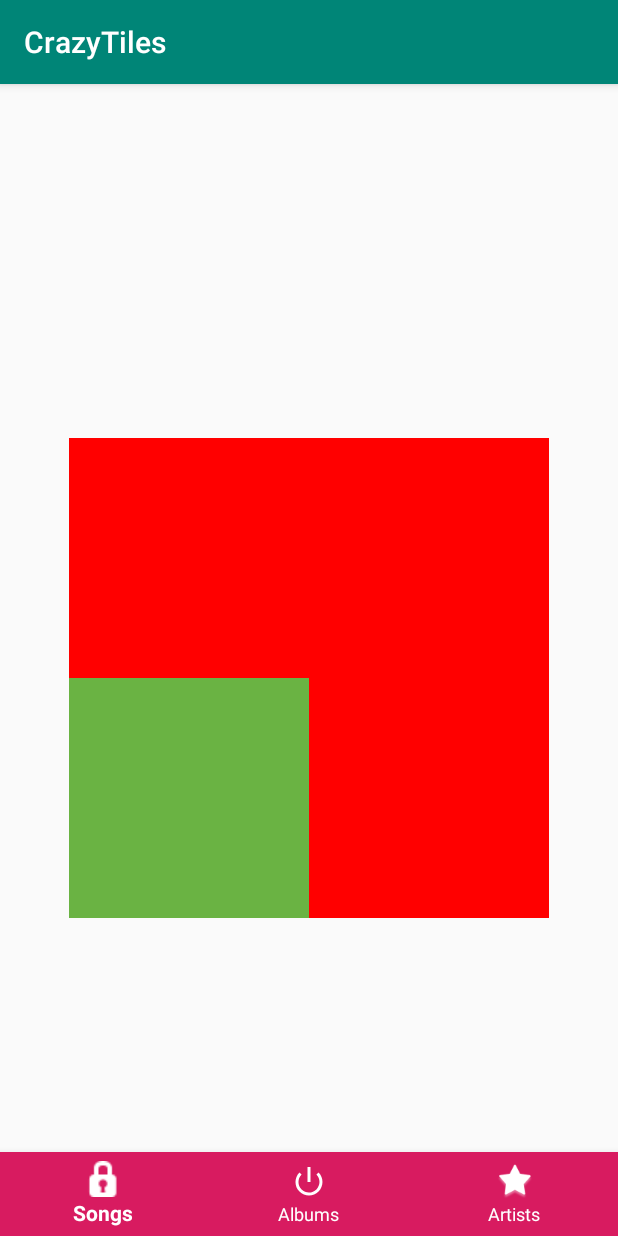
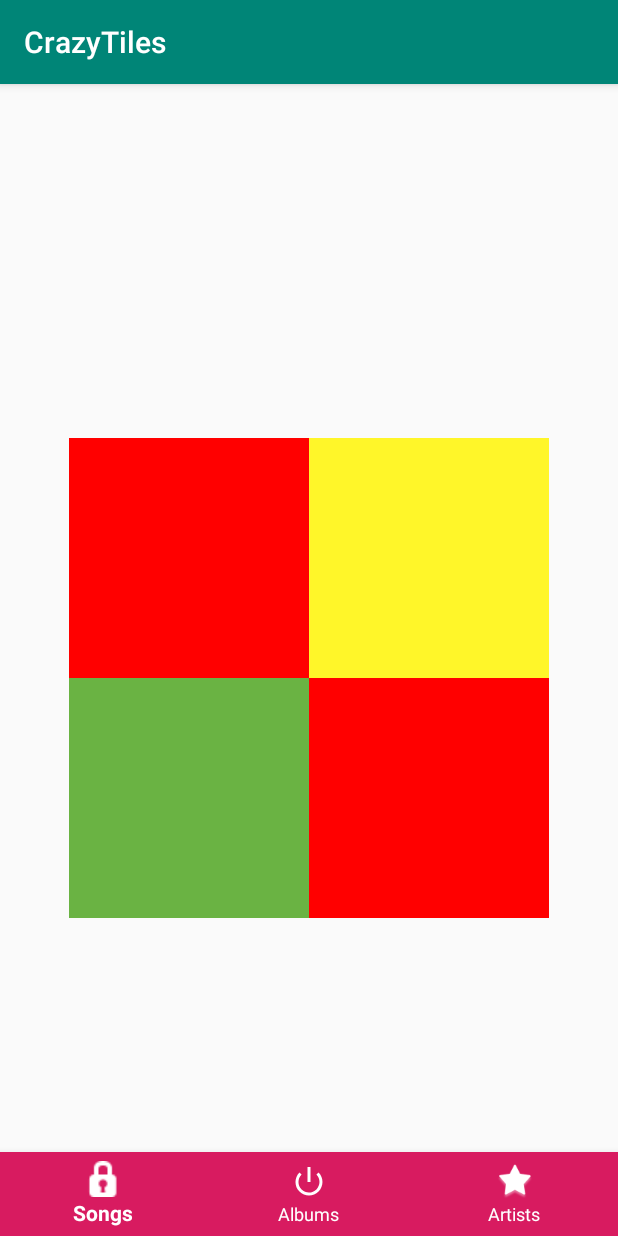
Before and after one commit to hbaxamoosa/CrazyTiles, an Android app: the screen it shows after launch (MainActivity), after a tap on an icon or button, on a phone screen of 412 x 824 dp. Run offline under Robolectric (Android 15) with nearby library versions, the phone set to English and light mode, and no system bars; our stand-ins replace Timber, data binding; libraries missing offline, so code that uses them is left out: androidx.core.content; Roboto replaces fonts that are not available here; 1 statement that could not run was skipped; 2 other taps on this screen came first.

Commit message:
Made the game playable.

```diff
--- a/app/src/main/java/com/boxofm/crazytiles/game/GameViewModel.kt
+++ b/app/src/main/java/com/boxofm/crazytiles/game/GameViewModel.kt
@@ -72,20 +72,10 @@ class GameViewModel : ViewModel() {
         DateUtils.formatElapsedTime(time)
     }
 
-    // The current word
-    private val _word = MutableLiveData<String>()
-    val word: LiveData<String>
-        get() = _word
-
-
     // The current score
     private val _score = MutableLiveData<Int>()
     val score: LiveData<Int>
         get() = _score
-
-
-    // The list of words - the front of the list is the next word to guess
-    private lateinit var wordList: MutableList<String>
 
     // Event which triggers the end of the game
     private val _eventGameFinish = MutableLiveData<Boolean>()
@@ -98,9 +88,8 @@ class GameViewModel : ViewModel() {
         get() = _eventBuzz
 
     init {
-        resetList()
-        nextWord()
         _score.value = 0
+        _eventGameFinish.value = false
 
         // set tile colors
         _tileOneColor.value = R.color.blue
@@ -128,87 +117,54 @@ class GameViewModel : ViewModel() {
         timer.start()
     }
 
-    /**
-     * Resets the list of words and randomizes the order
-     */
-    private fun resetList() {
-        wordList = mutableListOf(
-                "queen",
-                "hospital",
-                "basketball",
-                "cat",
-                "change",
-                "snail",
-                "soup",
-                "calendar",
-                "sad",
-                "desk",
-                "guitar",
-                "home",
-                "railway",
-                "zebra",
-                "jelly",
-                "car",
-                "crow",
-                "trade",
-                "bag",
-                "roll",
-                "bubble"
-        )
-        wordList.shuffle()
-    }
-
-    /**
-     * Moves to the next word in the list
-     */
-    private fun nextWord() {
-        //Select and remove a word from the list
-        if (wordList.isEmpty()) {
-            resetList()
-        }
-        _word.value = wordList.removeAt(0)
-    }
-
     /** Methods for buttons presses **/
-
-    fun onSkip() {
-        _score.value = (_score.value)?.minus(1)
-        nextWord()
-    }
-
-    fun onCorrect() {
-        _score.value = (_score.value)?.plus(1)
-        _eventBuzz.value = BuzzType.CORRECT
-        nextWord()
-    }
 
     fun tileOneClicked() {
         _tileOneColor.value = updateTileColor(_tileOneColor)
+        isGameOver()
     }
 
     fun tileTwoClicked() {
         _tileTwoColor.value = updateTileColor(_tileTwoColor)
+        isGameOver()
     }
 
     fun tileThreeClicked() {
         _tileThreeColor.value = updateTileColor(_tileThreeColor)
+        isGameOver()
     }
 
     fun tileFourClicked() {
         _tileFourColor.value = updateTileColor(_tileFourColor)
+        isGameOver()
     }
 
     fun updateTileColor(tileColor: MutableLiveData<Int>): Int {
         var newTileColor: Int = tileColor.value!!
-        when (tileColor.value!!) {
-            R.color.green -> newTileColor = R.color.red
-            R.color.yellow -> newTileColor = R.color.red
-            R.color.blue -> newTileColor = R.color.red
-            R.color.red -> newTileColor = R.color.blue
-            else -> R.color.black_text_color
+        // Timber.v("%s %s", "value of eventGameFinished", eventGameFinish.value)
+        val randomInt = (0..3).random()
+        // Timber.v("%s %s", "value of randomInt is", randomInt)
+        // Timber.v("%s %s", "value of newTileColor is", newTileColor)
+        if (!eventGameFinish.value!!) {
+            when (randomInt) {
+                0 -> newTileColor = R.color.yellow
+                1 -> newTileColor = R.color.green
+                2 -> newTileColor = R.color.red
+                3 -> newTileColor = R.color.blue
+            }
         }
-        onCorrect()
+        _score.value = (_score.value)?.plus(1)
+        // Timber.v("%s %s", "value of newTileColor is", newTileColor)
         return newTileColor
+    }
+
+    private fun isGameOver() {
+        if (_tileOneColor.value == _tileTwoColor.value
+                && _tileTwoColor.value == _tileThreeColor.value
+                && _tileThreeColor.value == _tileFourColor.value) {
+            // Timber.v("%s %s", "All tiles are the same color", "GAME OVER")
+            _eventGameFinish.value = true
+        }
     }
 
     /** Methods for completed events **/
--- a/app/src/main/res/layout/fragment_game.xml
+++ b/app/src/main/res/layout/fragment_game.xml
@@ -9,6 +9,8 @@
             name="gameViewModel"
             type="com.boxofm.crazytiles.game.GameViewModel" />
         <import type="androidx.core.content.ContextCompat" />
+
+        <import type="android.view.View" />
     </data>
 
     <androidx.constraintlayout.widget.ConstraintLayout
```
